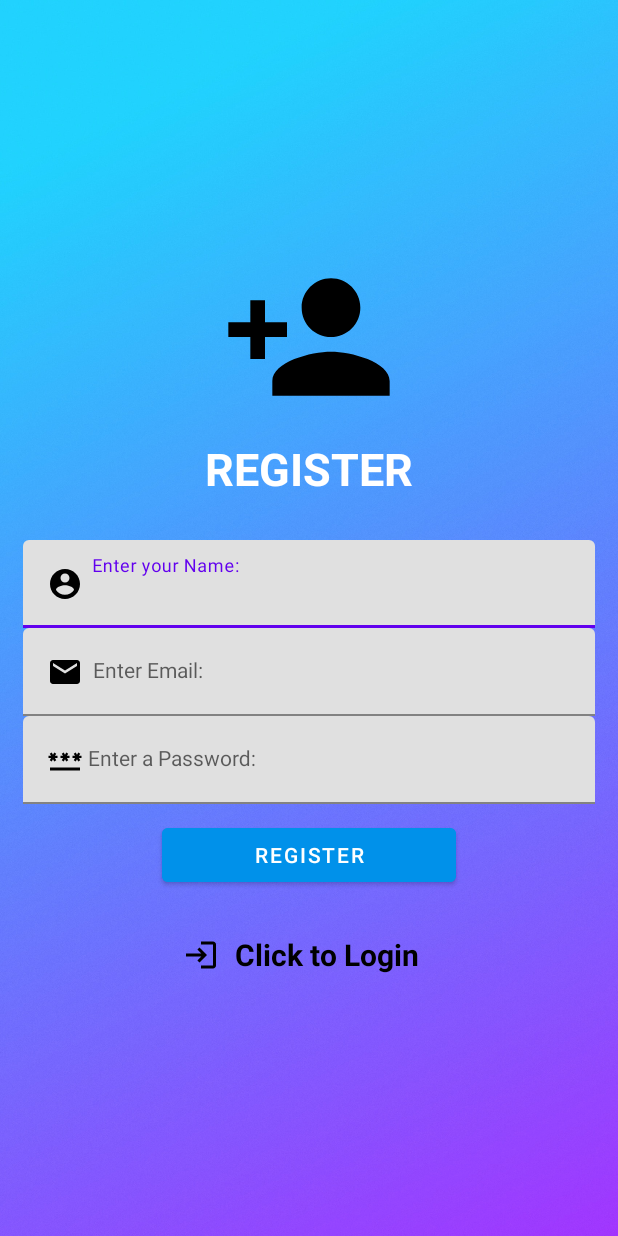
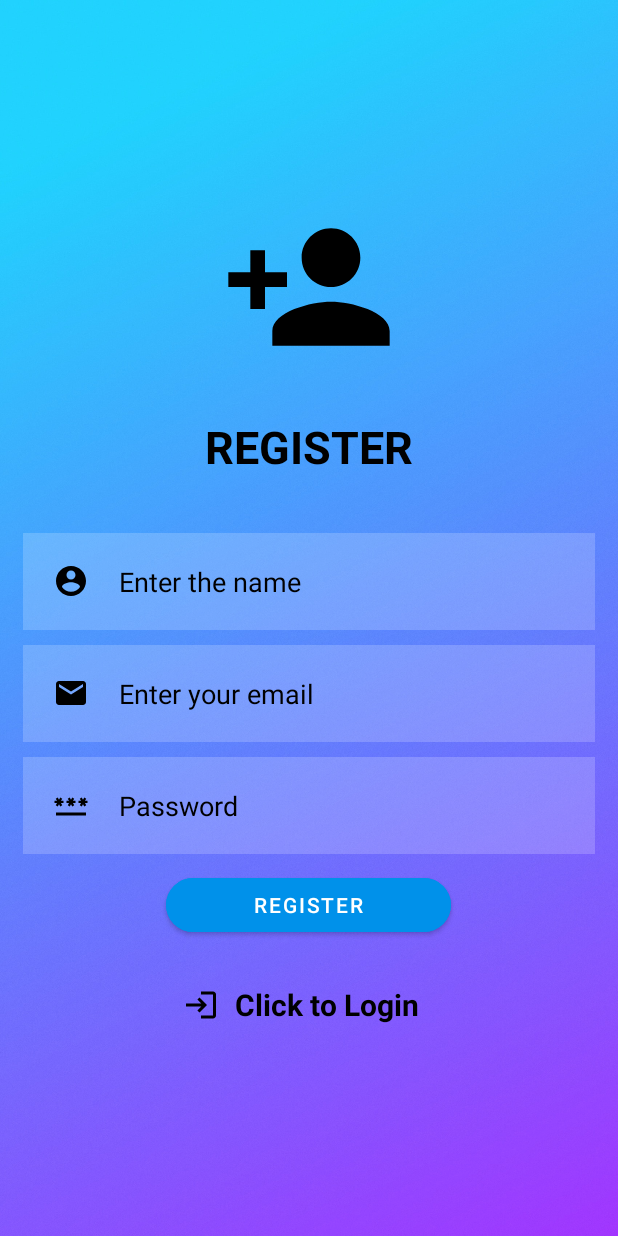
Before and after one commit to shibinsp45/PRO-MEDIC, an Android app: the Register screen opened directly, with no data from a screen before it, on a phone screen of 412 x 824 dp. Run offline under Robolectric (Android 15) with nearby library versions, the phone set to English and light mode, and no system bars; our stand-ins replace Firebase (no records; nobody signed in at launch, a user with empty details on screens opened directly).

Commit message:
FINAL COMMIT

```diff
--- a/app/src/main/java/com/example/medicalvending/Purchase.java
+++ b/app/src/main/java/com/example/medicalvending/Purchase.java
@@ -49,7 +49,7 @@ public class Purchase extends AppCompatActivity implements PaymentResultListener
             @Override
             public void onClick(View v) {
                 FirebaseAuth.getInstance().signOut();
-                Intent intent = new Intent(getApplicationContext(), Login.class);
+                Intent intent = new Intent(getApplicationContext(), MainActivity.class);
                 startActivity(intent);
                 finish();
             }
--- a/app/src/main/res/drawable/baseline_logout_24.xml
+++ b/app/src/main/res/drawable/baseline_logout_24.xml
@@ -1,5 +1,5 @@
 <vector android:autoMirrored="true" android:height="24dp"
-    android:tint="#000000" android:viewportHeight="24"
+    android:tint="#ffffff" android:viewportHeight="24"
     android:viewportWidth="24" android:width="24dp" xmlns:android="http://schemas.android.com/apk/res/android">
     <path android:fillColor="@android:color/white" android:pathData="M17,7l-1.41,1.41L18.17,11H8v2h10.17l-2.58,2.58L17,17l5,-5zM4,5h8V3H4c-1.1,0 -2,0.9 -2,2v14c0,1.1 0.9,2 2,2h8v-2H4V5z"/>
 </vector>
--- /dev/null
+++ b/app/src/main/res/drawable/home.xml
@@ -0,0 +1,5 @@
+<vector android:height="24dp" android:tint="#FFFFFF"
+    android:viewportHeight="24" android:viewportWidth="24"
+    android:width="24dp" xmlns:android="http://schemas.android.com/apk/res/android">
+    <path android:fillColor="@android:color/white" android:pathData="M10,20v-6h4v6h5v-8h3L12,3 2,12h3v8z"/>
+</vector>
--- a/app/src/main/res/layout/activity_register.xml
+++ b/app/src/main/res/layout/activity_register.xml
@@ -19,58 +19,71 @@
     <TextView
         android:layout_width="220dp"
         android:layout_height="55dp"
-        android:layout_marginTop="1dp"
+        android:layout_marginTop="20dp"
         android:layout_marginBottom="20dp"
         android:gravity="center"
         android:text="REGISTER"
-        android:textColor="@color/white"
+        android:textColor="@color/black"
         android:textSize="30dp"
         android:textStyle="bold" />
 
-    <com.google.android.material.textfield.TextInputLayout
-        android:layout_width="match_parent"
-        android:layout_height="wrap_content">
     <com.google.android.material.textfield.TextInputEditText
         android:id="@+id/name"
-            android:hint="  Enter your Name:"
-            android:drawableLeft="@drawable/baseline_account_circle_24"
         android:layout_width="match_parent"
         android:layout_height="wrap_content"
-            style="@style/Widget.MaterialComponents.TextInputLayout.OutlinedBox"/>
-    </com.google.android.material.textfield.TextInputLayout>
-    <com.google.android.material.textfield.TextInputLayout
-        android:layout_width="match_parent"
-        android:layout_height="wrap_content">
+        android:layout_marginTop="10dp"
+        android:background="#30ffffff"
+        android:drawableLeft="@drawable/baseline_account_circle_24"
+        android:drawablePadding="20dp"
+        android:paddingVertical="20dp"
+        android:hint="Enter the name"
+        android:paddingTop="20dp"
+        android:inputType="textEmailAddress"
+        android:padding="20dp"
+        android:textColor="@color/black"
+        android:textColorHint="@color/black"/>
+
     <com.google.android.material.textfield.TextInputEditText
     android:id="@+id/email"
-            android:drawableStart="@drawable/baseline_email_24"
-            android:hint="  Enter Email:"
     android:layout_width="match_parent"
     android:layout_height="wrap_content"
-            style="@style/Widget.MaterialComponents.TextInputLayout.OutlinedBox"/>
-    </com.google.android.material.textfield.TextInputLayout>
+    android:layout_marginTop="10dp"
+    android:background="#30ffffff"
+    android:drawableLeft="@drawable/baseline_email_24"
+    android:drawablePadding="20dp"
+    android:paddingVertical="20dp"
+    android:hint="Enter your email"
+    android:paddingTop="20dp"
+    android:inputType="textEmailAddress"
+    android:padding="20dp"
+    android:textColor="@color/black"
+    android:textColorHint="@color/black"/>
 
-    <com.google.android.material.textfield.TextInputLayout
-        android:layout_width="match_parent"
-        android:layout_height="wrap_content">
     <com.google.android.material.textfield.TextInputEditText
         android:id="@+id/password"
-            android:inputType="textPassword"
-            android:hint=" Enter a Password:"
-            android:drawableStart="@drawable/baseline_password_24"
         android:layout_width="match_parent"
         android:layout_height="wrap_content"
-            style="@style/Widget.MaterialComponents.TextInputLayout.OutlinedBox"/>
-    </com.google.android.material.textfield.TextInputLayout>
+        android:layout_marginTop="10dp"
+        android:background="#30ffffff"
+        android:drawableLeft="@drawable/baseline_password_24"
+        android:drawablePadding="20dp"
+        android:paddingVertical="20dp"
+        android:hint="Password"
+        android:paddingTop="20dp"
+        android:inputType="textWebPassword"
+        android:padding="20dp"
+        android:textColor="@color/black"
+        android:textColorHint="@color/black"/>
 
     <Button
         android:id="@+id/registerButton"
-        android:layout_width="196dp"
+        android:layout_width="190dp"
         android:layout_height="wrap_content"
         android:layout_marginTop="10dp"
         android:backgroundTint="#0091EA"
         android:text="Register"
-        android:textColor="@color/white" />
+        android:textColor="@color/white"
+        app:cornerRadius="20dp" />
 
     <TextView
         android:id="@+id/loginNow"
--- a/app/src/main/res/values-night/themes.xml
+++ b/app/src/main/res/values-night/themes.xml
@@ -2,7 +2,7 @@
     <!-- Base application theme. -->
     <style name="Theme.Medicalvending" parent="Theme.MaterialComponents.DayNight.NoActionBar">
         <!-- Primary brand color. -->
-        <item name="colorPrimary">@color/purple_200</item>
+<!--        <item name="colorPrimary">@color/purple_200</item>-->
         <item name="colorPrimaryVariant">@color/purple_700</item>
         <item name="colorOnPrimary">@color/white</item>
         <!-- Secondary brand color. -->
@@ -10,7 +10,7 @@
         <item name="colorSecondaryVariant">@color/teal_200</item>
         <item name="colorOnSecondary">@color/black</item>
         <!-- Status bar color. -->
-        <item name="android:statusBarColor">?attr/colorPrimaryVariant</item>
+<item name="android:statusBarColor">#21d2fe</item>
         <!-- Customize your theme here. -->
     </style>
 </resources>
--- a/app/src/main/res/values/colors.xml
+++ b/app/src/main/res/values/colors.xml
@@ -1,6 +1,6 @@
 <?xml version="1.0" encoding="utf-8"?>
 <resources>
-    <color name="purple_200">#FFBB86FC</color>
+<!--    <color name="purple_200">#FFBB86FC</color>-->
     <color name="purple_500">#FF6200EE</color>
     <color name="purple_700">#FF3700B3</color>
     <color name="teal_200">#FF03DAC5</color>
--- a/app/src/main/res/values/themes.xml
+++ b/app/src/main/res/values/themes.xml
@@ -1,6 +1,6 @@
 <resources xmlns:tools="http://schemas.android.com/tools">
     <!-- Base application theme. -->
-    <style name="Theme.Medicalvending" parent="Theme.MaterialComponents.DayNight.NoActionBar">
+    <style name="Theme.Medicalvending" parent="Theme.MaterialComponents.NoActionBar">
         <!-- Primary brand color. -->
         <item name="colorPrimary">@color/purple_500</item>
         <item name="colorPrimaryVariant">@color/purple_700</item>
@@ -10,7 +10,7 @@
         <item name="colorSecondaryVariant">@color/teal_700</item>
         <item name="colorOnSecondary">@color/black</item>
         <!-- Status bar color. -->
-        <item name="android:statusBarColor">?attr/colorPrimaryVariant</item>
+        <item name="android:statusBarColor">#21d2fe</item>
         <!-- Customize your theme here. -->
     </style>
 </resources>
```
Also changed, not shown: app/src/main/res/layout/activity_admin.xml (+10 -3 lines), app/src/main/res/layout/activity_login.xml (+27 -18 lines), app/src/main/res/layout/activity_main.xml (+15 -12 lines), app/src/main/res/layout/activity_purchase.xml (+15 -10 lines), app/src/main/res/layout/activity_sucessful.xml (+5 -3 lines), 6 other files. Lines whose indentation alone changed are shown as unchanged.
